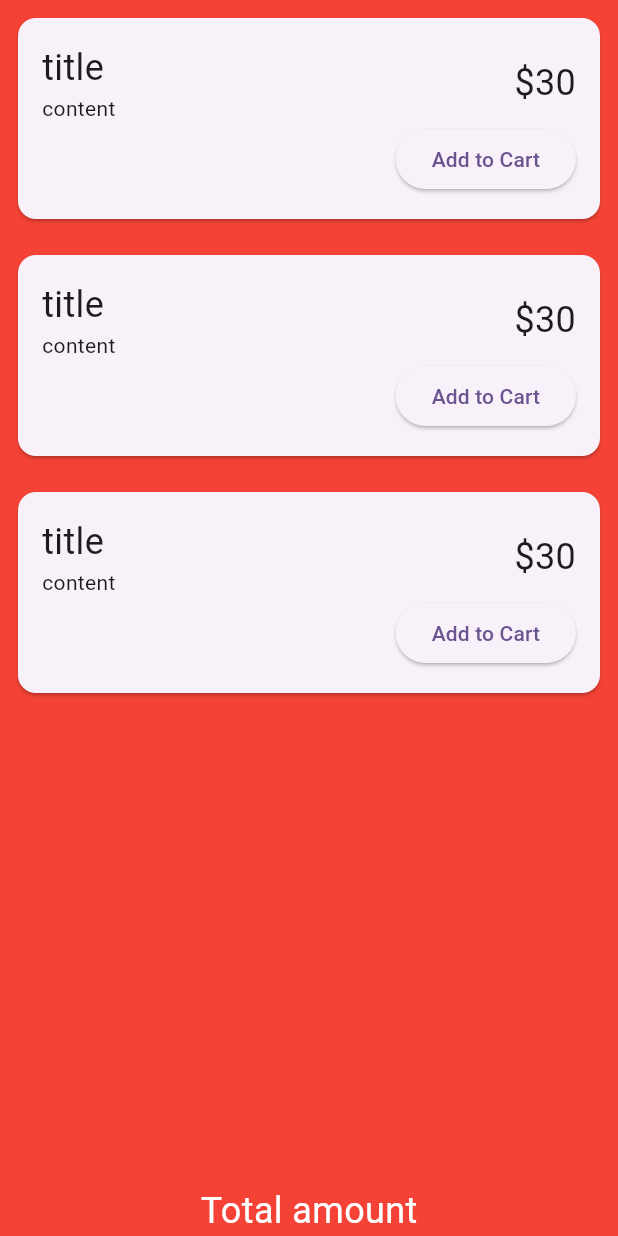
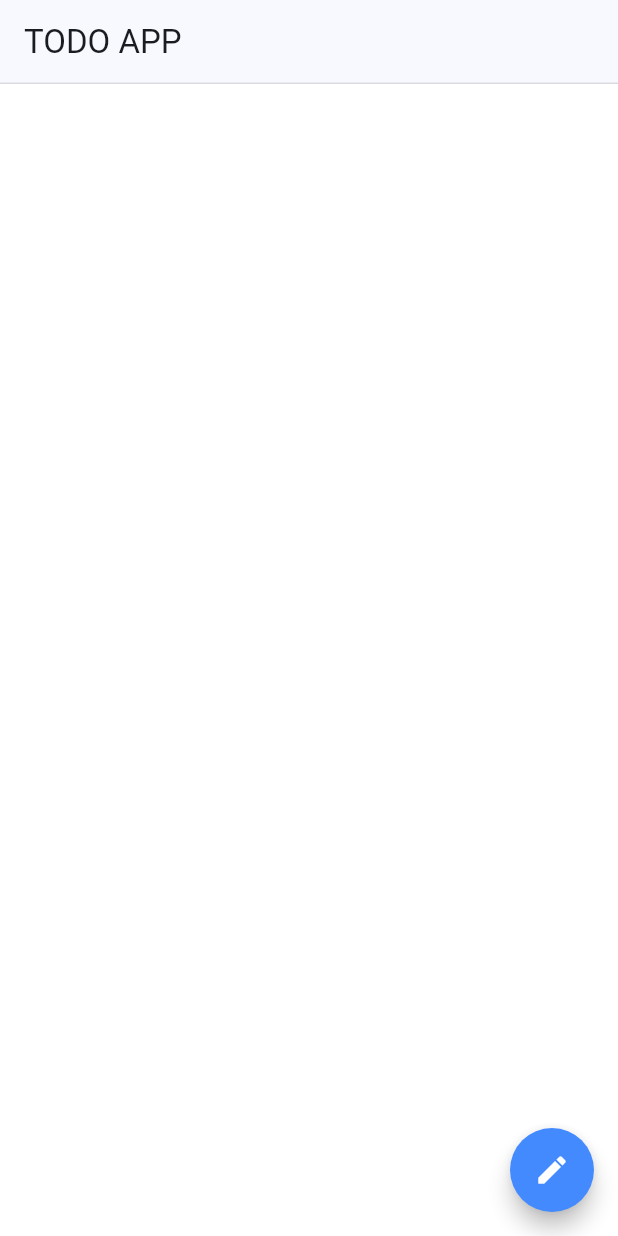
Before and after one commit to Jong1co/flutter_prac, a Flutter app: the screen it shows after launch, on a phone screen of 412 x 824 dp. Run offline on Flutter 3.47's test engine with Material 3 defaults, Android fonts, the light colour scheme and no system bars; our stand-ins replace get.

Commit message:
feat(ui): appbar 추가가

```diff
--- a/lib/controller/todo_controller.dart
+++ b/lib/controller/todo_controller.dart
@@ -1,41 +1,54 @@
 import 'package:ch2_todo_app/model/todo.dart';
+import 'package:ch2_todo_app/repository/todo_repository.dart';
+import 'package:ch2_todo_app/service/todo_service.dart';
 import 'package:get/get.dart';
 
+/// Todo를 캐싱해 두는 것이 좋을까?
+/// -> 1. 속도 빠름 but 메모리 사용량 증가 & 데이터 불일치 문제 발생 가능
+/// -> 2. 구현 필요
+/// 그게 아니라면 변경 시마다 요청하는 것이 좋을까?
+/// -> 1. 속도는 조금 느릴 수 있음 but 메모리 사용량 감소
+/// -> 2. & 데이터 일치 -> 변경 시마다 데이터를 불러와야 함
+/// 메모리 사용량이 과연 많을까?
+/// 그렇게 많지 않다면 굳이 제거할 필요는 없을 것 같음.
 class TodoController extends GetxController {
-  var todos = <Todo>[].obs;
+  final _todos = <Todo>[].obs;
+  final _selectedDate = <DateTime>[].obs;
 
-  @override
-  void onInit() {
-    super.onInit();
-    fetchData();
+  final TodoRepository _todoRepository;
+  final TodoService _todoService = TodoService();
+
+  get todos => _todos;
+
+  TodoController({required TodoRepository todoRepository})
+      : _todoRepository = todoRepository;
+
+  Future<void> toggleById(int id) async {
+    Todo todo = await _todoRepository.findById(id);
+    todo = _todoService.toggleTodo(todo);
+    await _todoRepository.update(todo);
+
+    // refetch하는 부분을 공통으로 분리할 수 있을 것 같음
+    _todos.assignAll(await _todoRepository.findAll());
   }
 
-  void fetchData() async {
-    await Future.delayed(const Duration(seconds: 2));
-    var fetchedTodos = [
-      Todo(
-        id: 1,
-        title: 'title',
-        content: 'content',
-        createdAt: '2024-01-02',
-        isDone: false,
-      ),
-      Todo(
-        id: 2,
-        title: 'title',
-        content: 'content',
-        createdAt: '2024-01-02',
-        isDone: false,
-      ),
-      Todo(
-        id: 3,
-        title: 'title',
-        content: 'content',
-        createdAt: '2024-01-02',
-        isDone: false,
-      ),
-    ];
+  Future<void> onChangeDate(DateTime date) async {
+    List<Todo> todos = await _todoRepository.findAllByDate(date);
+    _todos.assignAll(await _todoRepository.findAll());
+  }
 
-    todos.assignAll(fetchedTodos);
+  Future<void> add(Todo todo) async {
+    await _todoRepository.add(todo);
+    _todos.assignAll(await _todoRepository.findAll());
+  }
+
+  Future<void> remove(int id) async {
+    await _todoRepository.remove(id);
+    _todos.assignAll(await _todoRepository.findAll());
+  }
+
+  Future<void> updateTodo(Todo todo) async {
+    await _todoRepository.update(todo);
+    _todos.assignAll(await _todoRepository.findAll());
   }
 }
--- a/lib/main.dart
+++ b/lib/main.dart
@@ -1,6 +1,7 @@
 import 'package:ch2_todo_app/screen/home_page.dart';
 import 'package:ch2_todo_app/screen/write_page.dart';
 import 'package:flutter/material.dart';
+import 'package:get/get.dart';
 
 void main() {
   runApp(const MyApp());
@@ -11,13 +12,23 @@ class MyApp extends StatelessWidget {
 
   @override
   Widget build(BuildContext context) {
-    return MaterialApp(
+    return GetMaterialApp(
       title: 'TODO APP',
       theme: ThemeData(
-        colorScheme: ColorScheme.fromSeed(seedColor: Colors.deepPurple),
+        colorScheme: ColorScheme.fromSeed(seedColor: Colors.blue),
         useMaterial3: true,
       ),
-      home: HomePage(),
+      initialRoute: '/',
+      getPages: [
+        GetPage(name: '/', page: () => HomePage()),
+        GetPage(
+          name: '/write',
+          page: () => const WritePage(),
+          transition: Transition.leftToRight,
+          transitionDuration: const Duration(milliseconds: 200),
+          curve: Curves.fastOutSlowIn, // 이건 뭘까?
+        ),
+      ],
       // write: const WritePage(),
     );
   }
--- a/lib/screen/home_page.dart
+++ b/lib/screen/home_page.dart
@@ -1,81 +1,56 @@
 import 'package:ch2_todo_app/controller/todo_controller.dart';
+import 'package:ch2_todo_app/repository/memory_todo_repository.dart';
 import 'package:flutter/material.dart';
 import 'package:get/get.dart';
 
 class HomePage extends StatelessWidget {
+  /// super.key :
+  /// - statelessWidget이나 StatefulWidget의 생성자에서 key를 부모 클래스(extends "xxx")의 생성자로 전달하는 것
+  ///   -> key가 뭔데?
+  ///   -> 식별자인 거야. 그런데 그렇다면 key를 내가 직접 할당할 수 있어?
+  ///
+  /// key는 Flutter 위젯 트리에서 위젯을 고유하게 식별하는 데 사용됩니다.
+  /// 이를 통해 Flutter 위젯 트리의 변경사항을 효율적으로 감지하고 업데이트 할 수 있습니다.
   HomePage({super.key}); // key는 뭘까?
-  final todoController = Get.put(TodoController());
+
+  final todoController =
+      Get.put(TodoController(todoRepository: MemoryTodoRepository()));
+
+  void moveToWritePage() => Get.toNamed('/write');
+
+  AppBar _appBar() {
+    return AppBar(
+      title: const Text('TODO APP'),
+      shape: const Border(
+        bottom: BorderSide(
+          color: Colors.black12,
+          width: 1,
+        ),
+      ),
+    );
+  }
+
+  Widget _floatingButton() {
+    return FloatingActionButton(
+      onPressed: moveToWritePage,
+      shape: const CircleBorder(),
+      backgroundColor: Colors.blueAccent,
+      child: const Icon(
+        Icons.edit,
+        color: Colors.white,
+      ),
+    );
+  }
 
   @override
   Widget build(BuildContext context) {
-    debugPrint(todoController.todos.toString());
-
     return Scaffold(
-        backgroundColor: Colors.red,
-        body: Column(
-          children: [
-            Expanded(
-              child: GetX<TodoController>(
-                builder: (controller) {
-                  return ListView.builder(
-                    itemCount: controller.todos.length,
-                    itemBuilder: (context, index) {
-                      return Card(
-                        margin: const EdgeInsets.all(12),
-                        child: Padding(
-                          padding: const EdgeInsets.all(16),
-                          child: Column(
-                            crossAxisAlignment: CrossAxisAlignment.end,
-                            children: [
-                              Row(
-                                mainAxisAlignment:
-                                    MainAxisAlignment.spaceBetween,
-                                children: [
-                                  Column(
-                                    crossAxisAlignment:
-                                        CrossAxisAlignment.start,
-                                    children: [
-                                      Text(
-                                        controller.todos[index].title,
-                                        style: const TextStyle(
-                                          fontSize: 24,
-                                        ),
-                                      ),
-                                      Text(
-                                        controller.todos[index].content,
-                                      ),
-                                    ],
-                                  ),
-                                  const Text(
-                                    '\$30',
-                                    style: TextStyle(
-                                      fontSize: 24,
-                                    ),
-                                  ),
-                                ],
-                              ),
-                              ElevatedButton(
-                                onPressed: () {},
-                                child: const Text('Add to Cart'),
-                              )
-                            ],
-                          ),
-                        ),
-                      );
-                    },
-                  );
-                },
-              ),
-            ),
-            const SizedBox(height: 30),
-            const Text(
-              'Total amount',
-              style: TextStyle(
-                fontSize: 24,
-                color: Colors.white,
-              ),
-            ),
-          ],
-        ));
+      backgroundColor: Colors.white,
+      appBar: _appBar(),
+      floatingActionButton: _floatingButton(),
+      body: const Column(
+        children: [],
+      ),
+    );
   }
 }
--- /dev/null
+++ b/lib/service/todo_service.dart
@@ -0,0 +1,8 @@
+import 'package:ch2_todo_app/model/todo.dart';
+
+class TodoService {
+  Todo toggleTodo(Todo todo) {
+    todo.isDone = !todo.isDone;
+    return todo;
+  }
+}
```
